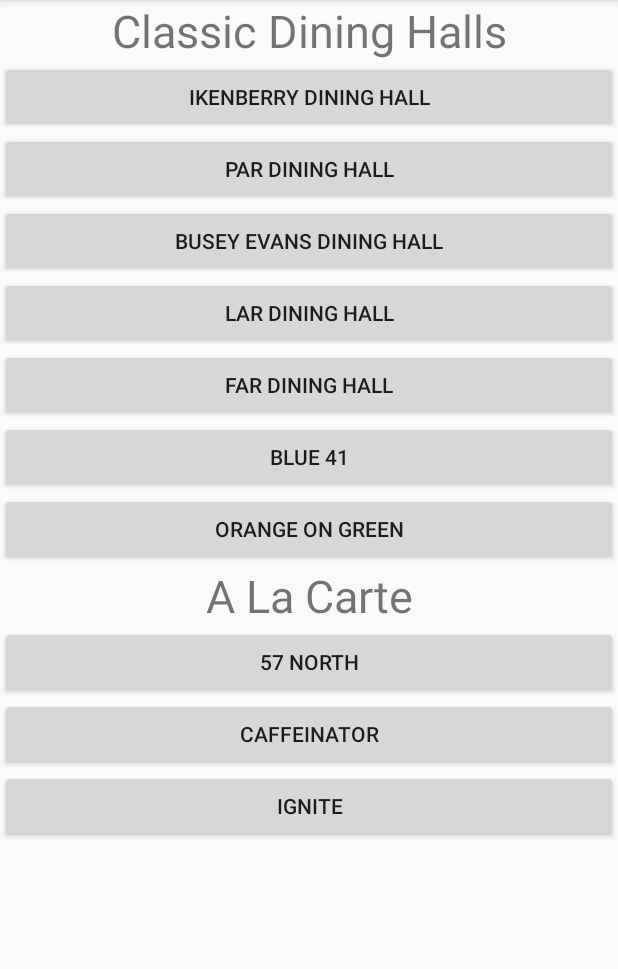
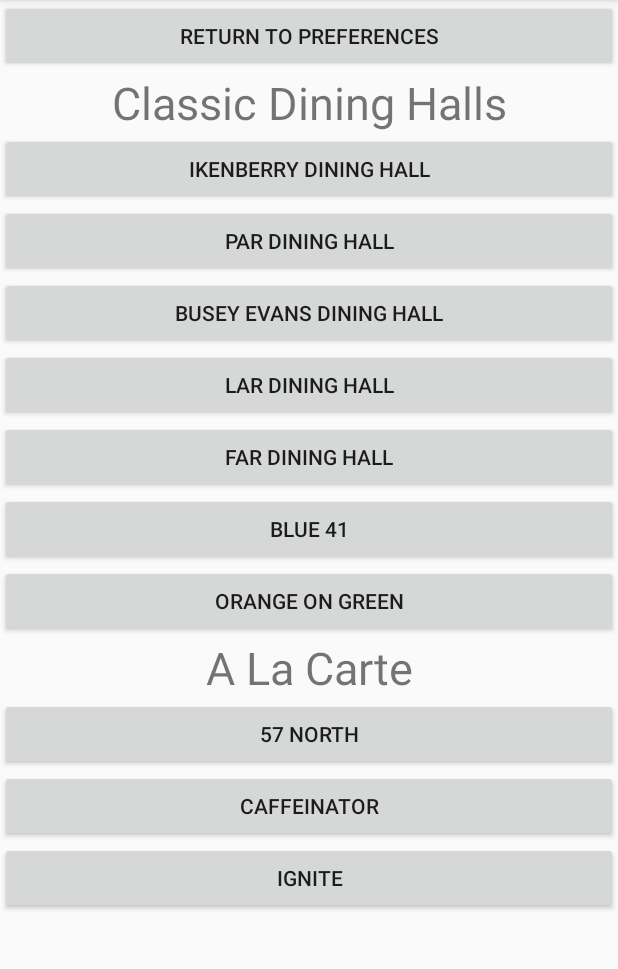
Before and after one commit to adutta-eng/UIDining, an Android app: the SelectDiningHall screen opened directly, with no data from a screen before it, on a phone screen of 412 x 824 dp, the part 84-1053 px from its top. Run offline under Robolectric (Android 15) with nearby library versions, the phone set to English and light mode, and no system bars.

Commit message:
Added back button on select dining hall page

```diff
--- a/app/src/main/java/com/example/uidining/SelectDiningHall.java
+++ b/app/src/main/java/com/example/uidining/SelectDiningHall.java
@@ -19,6 +19,7 @@ public class SelectDiningHall extends AppCompatActivity {
         setContentView(R.layout.activity_select_dining_hall);
         Calendar rightNow = Calendar.getInstance(TimeZone.getTimeZone("CST"));
         String formattedDate = rightNow.get(Calendar.YEAR) + "-" + (rightNow.get(Calendar.MONTH) + 1) + "-" + rightNow.get(Calendar.DAY_OF_MONTH);
+
         Button ikenberryHall = findViewById(R.id.ikenberryHall);
         ikenberryHall.setOnClickListener(unused -> {
 //            System.out.println(rightNow.get(Calendar.YEAR) + "-" + (rightNow.get(Calendar.MONTH) + 1) + "-" + rightNow.get(Calendar.DAY_OF_MONTH));
@@ -28,5 +29,20 @@ public class SelectDiningHall extends AppCompatActivity {
             intent.putExtra("Date","2019-12-2");
             startActivity(intent);
         });
+
+        Button par = findViewById(R.id.par);
+        par.setOnClickListener(unused -> {
+//            System.out.println(rightNow.get(Calendar.YEAR) + "-" + (rightNow.get(Calendar.MONTH) + 1) + "-" + rightNow.get(Calendar.DAY_OF_MONTH));
+            Intent intent = new Intent(this, VegetarianMeals.class);
+            intent.putExtra("HallID", Constants.PAR);
+            intent.putExtra("Date", formattedDate);
+//            intent.putExtra("Date","2019-12-2");
+            startActivity(intent);
+        });
+
+        Button backtoPrefs = findViewById(R.id.backToPrefs);
+        backtoPrefs.setOnClickListener(unused -> {
+            startActivity(new Intent(this, InputPreferences.class));
+        });
     }
 }
--- a/app/src/main/res/layout/activity_select_dining_hall.xml
+++ b/app/src/main/res/layout/activity_select_dining_hall.xml
@@ -15,6 +15,12 @@
             android:layout_width="match_parent"
             android:layout_height="wrap_content"
             android:orientation="vertical" >
+
+            <Button
+                android:id="@+id/backToPrefs"
+                android:layout_width="match_parent"
+                android:layout_height="wrap_content"
+                android:text="Return To Preferences" />
 
             <TextView
                 android:id="@+id/classicHalls"
```
Also changed, not shown: 760 other files.
